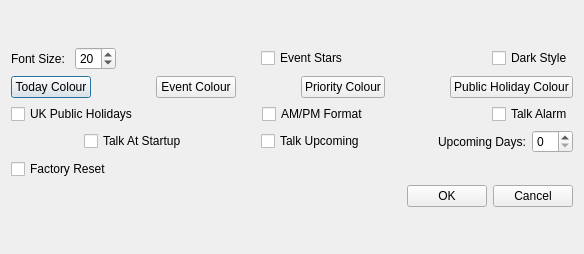
Old version of the form src/src/dialogpreferences.ui in the repository reyj1999/calendar-mirror.
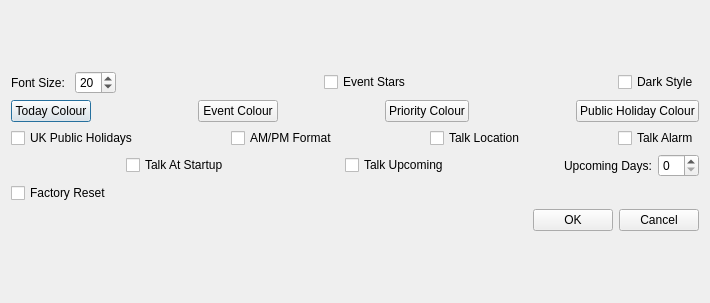
New version of the form.

Diff of the .ui file:
```diff
--- a/src/src/dialogpreferences.ui
+++ b/src/src/dialogpreferences.ui
@@ -9,8 +9,8 @@
    <rect>
     <x>0</x>
     <y>0</y>
-    <width>584</width>
-    <height>254</height>
+    <width>710</width>
+    <height>303</height>
    </rect>
   </property>
   <layout class="QGridLayout" name="gridLayout">
@@ -174,6 +174,26 @@
          </property>
         </widget>
        </item>
+       <item>
+        <spacer name="horizontalSpacer_8">
+         <property name="sizeHint" stdset="0">
+          <size>
+           <width>40</width>
+           <height>20</height>
+          </size>
+         </property>
+         <property name="orientation" stdset="0">
+          <enum>Qt::Horizontal</enum>
+         </property>
+        </spacer>
+       </item>
+       <item>
+        <widget class="QCheckBox" name="checkBoxTalkLocation">
+         <property name="text" stdset="0">
+          <string>Talk Location</string>
+         </property>
+        </widget>
+       </item>
        <item>
         <spacer name="horizontalSpacer_7">
          <property name="sizeHint" stdset="0">
```
